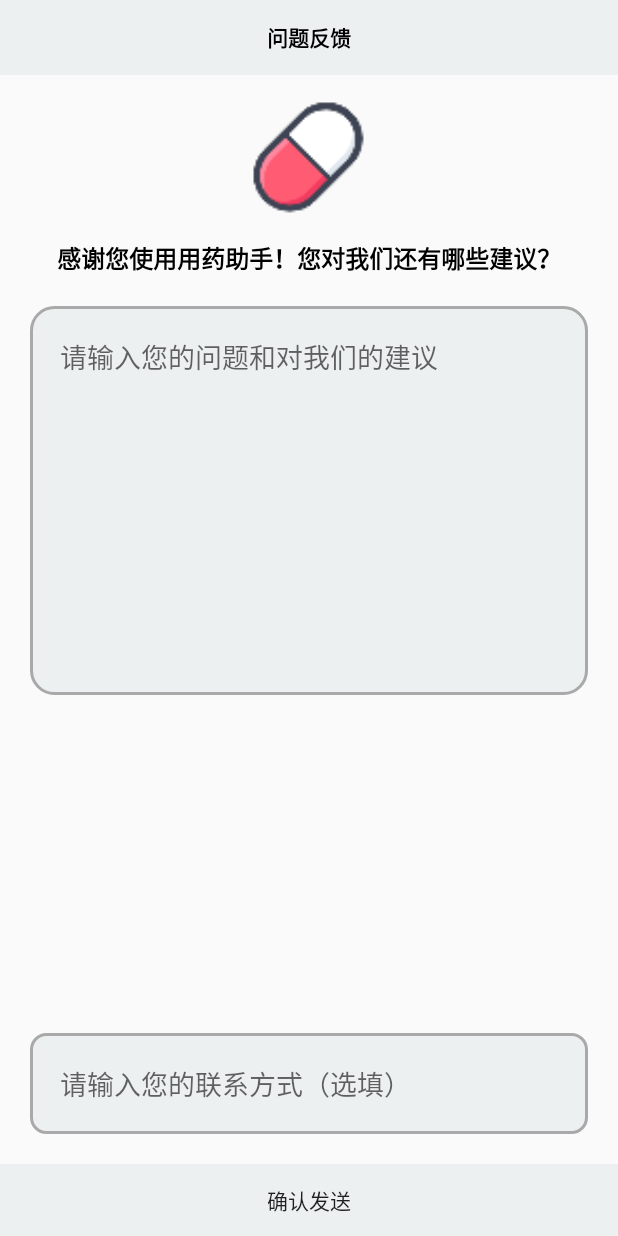
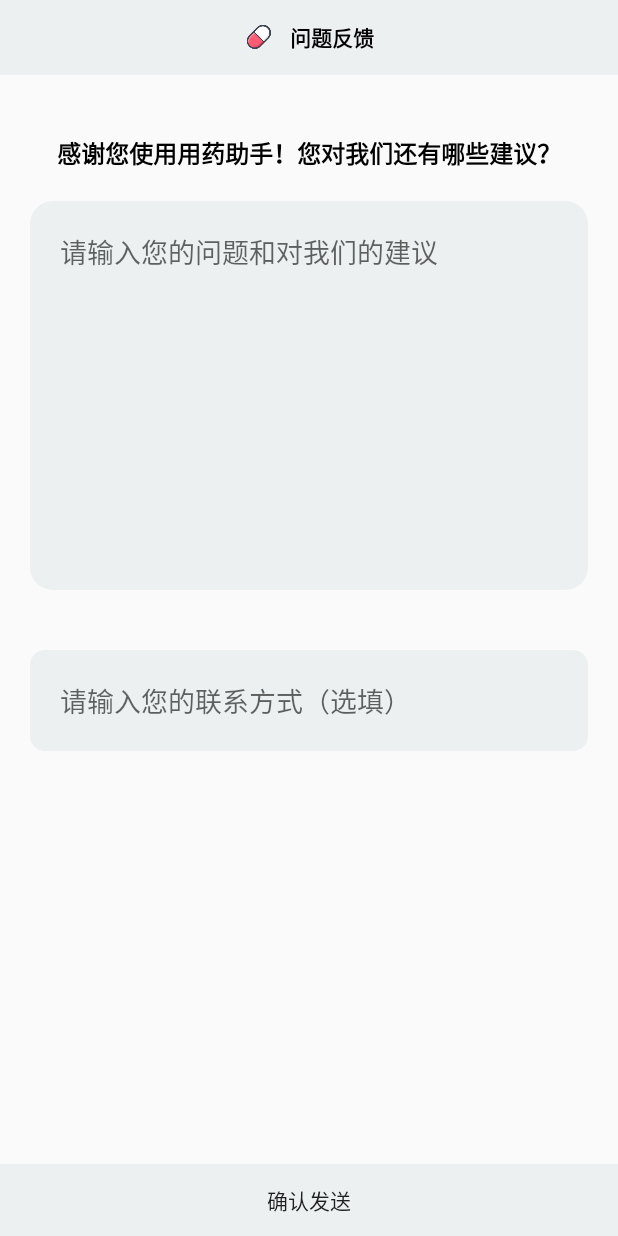
Before and after one commit to Xiangfeidetangyuan/MedicineAssistant, an Android app: the AboutUsActivity screen opened directly, with no data from a screen before it, on a phone screen of 412 x 824 dp. Run offline under Robolectric (Android 15) with nearby library versions, the phone set to English and light mode, and no system bars.

```diff
--- a/app/src/main/res/drawable/general_backgroud.xml
+++ b/app/src/main/res/drawable/general_backgroud.xml
@@ -10,6 +10,6 @@
 
     <!-- Shape的描边，下面指定了描边的宽度和描边的颜色 -->
     <stroke android:color="#A9A9A9"
-        android:width="2dp"></stroke>
+        android:width="0dp"></stroke>
 
 </shape>
--- a/app/src/main/res/drawable/order_edt_note_bg.xml
+++ b/app/src/main/res/drawable/order_edt_note_bg.xml
@@ -3,5 +3,5 @@
     <corners android:radius="15dp"></corners>
     <solid android:color="#ECF0F1" />
     <stroke android:color="#A9A9A9"
-        android:width="2dp"></stroke>
+        android:width="0dp"></stroke>
 </shape>
--- a/app/src/main/res/layout/activity_about_us.xml
+++ b/app/src/main/res/layout/activity_about_us.xml
@@ -12,21 +12,13 @@
         android:layout_height="match_parent"
         android:layout_above="@id/footer_feedback"
         android:layout_below="@id/header_feedback">
-        <ImageView
-            android:id="@+id/iv_feedback"
-            android:layout_width="90dp"
-            android:layout_height="90dp"
-            android:layout_centerHorizontal="true"
-            android:layout_marginTop="10dp"
-            android:src="@mipmap/icon" />
 
         <TextView
             android:id="@+id/feedback_ins"
             android:layout_width="wrap_content"
             android:layout_height="wrap_content"
-            android:layout_below="@id/iv_feedback"
             android:layout_centerHorizontal="true"
-            android:layout_marginTop="10dp"
+            android:layout_marginTop="40dp"
             android:layout_marginBottom="20dp"
             android:text="感谢您使用用药助手！您对我们还有哪些建议？"
             android:textColor="#000"
@@ -43,16 +35,18 @@
             android:layout_marginBottom="40dp"
             android:padding="20dp"
             android:minLines="10"
+            android:maxLines="10"
             android:gravity="top"
             android:textColor="#000" />
+
         <EditText
             android:id="@+id/edt_feedback_user_info"
             android:background="@drawable/general_backgroud"
             android:hint="请输入您的联系方式（选填）"
             android:layout_width="match_parent"
             android:layout_height="wrap_content"
+            android:layout_below="@id/edt_feedback"
             android:layout_marginBottom="20dp"
-            android:layout_alignParentBottom="true"
             android:layout_marginHorizontal="20dp"
             android:padding="20dp"
             android:minLines="1"
@@ -68,12 +62,21 @@
         android:layout_alignParentTop="true"
         android:background="#ECF0F1"
         android:gravity="center">
-
+        <ImageView
+            android:id="@+id/iv_list_all"
+            android:layout_width="20dp"
+            android:layout_height="20dp"
+            android:layout_margin="5dp"
+            android:layout_centerVertical="true"
+            android:layout_toLeftOf="@id/tv_head_aboutus"
+            android:src="@mipmap/icon"/>
         <TextView
+            android:id="@+id/tv_head_aboutus"
             android:layout_width="wrap_content"
             android:layout_height="wrap_content"
             android:layout_margin="5dp"
             android:textStyle="bold"
+            android:layout_centerVertical="true"
             android:textColor="#000"
             android:text="问题反馈"
             />
```
